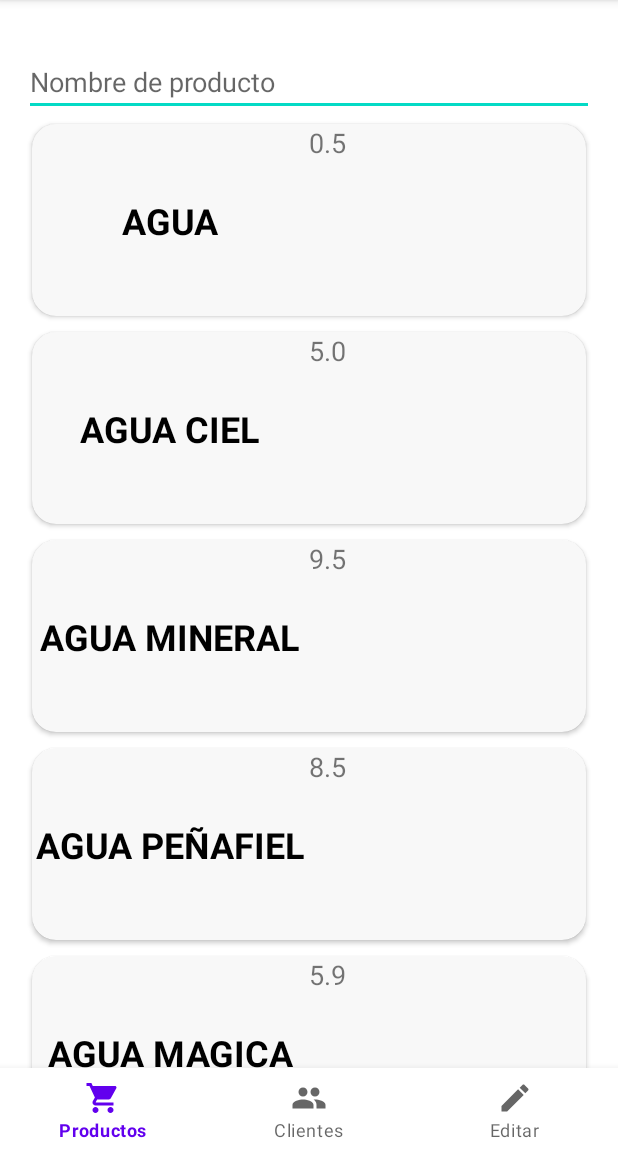
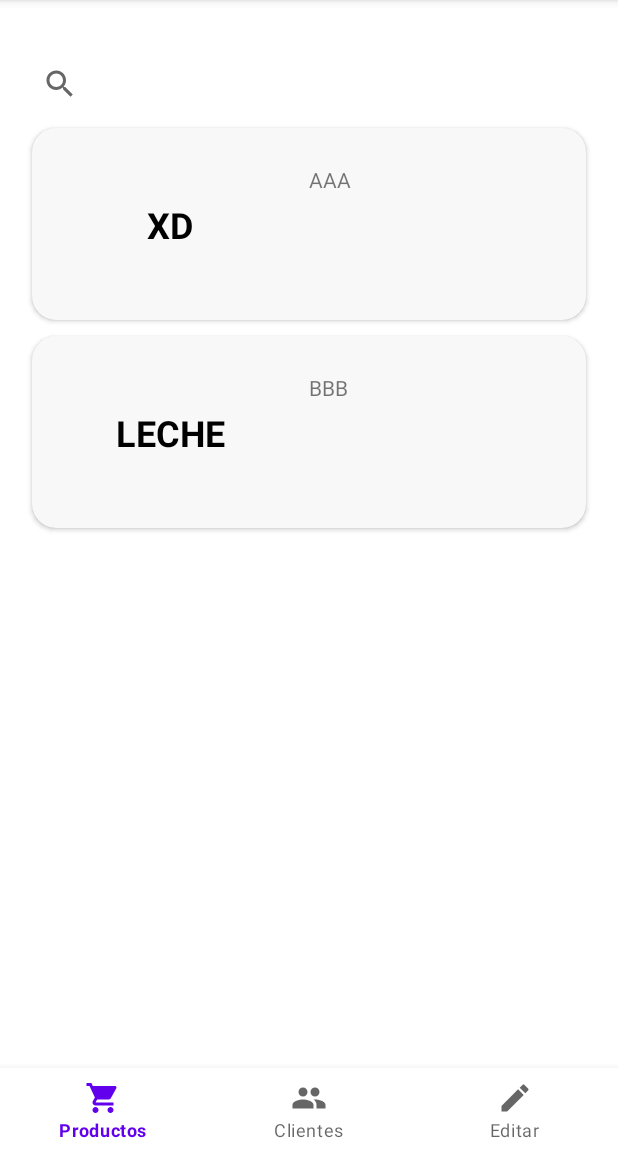
Before and after one commit to Jesus-Ivan/HomeInventory, an Android app: the screen it shows after launch (MainActivity), on a phone screen of 412 x 824 dp, the part 84-1236 px from its top. Run offline under Robolectric (Android 15) with nearby library versions, the phone set to English and light mode, and no system bars.

Commit message:
Search bar con retrofit

```diff
--- a/app/build.gradle.kts
+++ b/app/build.gradle.kts
@@ -42,7 +42,12 @@ dependencies {
     implementation(libs.material)
     implementation(libs.androidx.activity)
     implementation(libs.androidx.constraintlayout)
+    implementation ("com.squareup.retrofit2:retrofit:2.11.0")
+    implementation ("com.squareup.retrofit2:converter-gson:2.11.0")
+
     testImplementation(libs.junit)
     androidTestImplementation(libs.androidx.junit)
     androidTestImplementation(libs.androidx.espresso.core)
+    implementation(kotlin("script-runtime"))
+
 }
--- a/app/src/main/java/com/sishome/homeinventory/ProductsFragment.kt
+++ b/app/src/main/java/com/sishome/homeinventory/ProductsFragment.kt
@@ -5,11 +5,18 @@ import androidx.fragment.app.Fragment
 import android.view.LayoutInflater
 import android.view.View
 import android.view.ViewGroup
-import android.widget.EditText
+import android.widget.SearchView
+import android.widget.Toast
+import androidx.lifecycle.lifecycleScope
 import androidx.recyclerview.widget.LinearLayoutManager
 import androidx.recyclerview.widget.RecyclerView
-import com.sishome.homeinventory.products.Product
+import com.sishome.homeinventory.data.RetrofitService
+import com.sishome.homeinventory.data.RetrofitServiceFactory
+import com.sishome.homeinventory.data.model.ProductosItem
 import com.sishome.homeinventory.products.ProductsAdapter
+import kotlinx.coroutines.Dispatchers
+import kotlinx.coroutines.launch
+import kotlinx.coroutines.withContext
 
 // TODO: Rename parameter arguments, choose names that match
 // the fragment initialization parameters, e.g. ARG_ITEM_NUMBER
@@ -27,18 +34,13 @@ class ProductsFragment : Fragment() {
     private var param2: String? = null
 
     //Variables del fragment
-    private lateinit var rvProducts :RecyclerView
+    private lateinit var rvProducts: RecyclerView
     private lateinit var productsAdapter: ProductsAdapter
-    private lateinit var etInputSearch : EditText
+    private lateinit var svInputSearch: SearchView
 
     private val products = mutableListOf(
-        Product(1,"AGUA","",0f,0.5f),
-        Product(2,"AGUA CIEL","",0f,5f),
-        Product(3,"AGUA MINERAL","",0f,9.5f),
-        Product(4,"AGUA PEÑAFIEL","",0f,8.5f),
-        Product(5,"AGUA MAGICA","",0f,5.9f),
-        Product(6,"CHEETOS","",0f,25f),
-        Product(7,"SABRITAS","",0f,15f),
+        ProductosItem("A0", 0, "", "AAA", "", "", "XD"),
+        ProductosItem("A1", 1, "", "BBB", "", "", "Leche")
     )
 
     override fun onCreate(savedInstanceState: Bundle?) {
@@ -61,7 +63,34 @@ class ProductsFragment : Fragment() {
         super.onViewCreated(view, savedInstanceState)
         //Creamos los componentes
         initComponents(view);
-        initListeners()
+        initListeners(view);
+
+    }
+
+    private fun initListeners(view: View) {
+        svInputSearch.setOnQueryTextListener(object :SearchView.OnQueryTextListener{
+            override fun onQueryTextSubmit(p0: String?): Boolean {
+                val service = RetrofitServiceFactory.makeRetrofitService()
+                lifecycleScope.launch {
+                    val products_result = service.obtenerProductos(p0.toString())
+
+                    println(products_result)
+                    withContext(Dispatchers.Main) {
+                        // Actualizar la lista de usuarios
+                        products.clear()
+                        products.addAll(products_result)
+
+                        // Notificar al adaptador
+                        productsAdapter.notifyDataSetChanged()
+                    }
+                }
+                return false
+            }
+
+            override fun onQueryTextChange(p0: String?): Boolean {
+                return false
+            }
+        })
     }
 
     private fun initComponents(view: View) {
@@ -80,11 +109,28 @@ class ProductsFragment : Fragment() {
         /**
          * Campo de busqueda
          */
-        etInputSearch = view.findViewById(R.id.etInputSearch)
+        svInputSearch = view.findViewById(R.id.svInputSearch)
     }
-    private fun initListeners() {
 
+    /*
+    private fun searchUsers(input:String) {
+        val service = RetrofitServiceFactory.makeRetrofitService()
+        lifecycleScope.launch {
+            val products_result = service.obtenerProductos(input)
+
+            println(products_result)
+            withContext(Dispatchers.Main) {
+                // Actualizar la lista de usuarios
+                products.clear()
+                products.addAll(products_result)
+
+                // Notificar al adaptador
+                productsAdapter.notifyDataSetChanged()
+            }
+            //println(products)
+        }
     }
+    */
 
     companion object {
         /**
--- /dev/null
+++ b/app/src/main/java/com/sishome/homeinventory/data/model/Productos.kt
@@ -0,0 +1,3 @@
+package com.sishome.homeinventory.data.model
+
+class Productos : ArrayList<ProductosItem>()
--- /dev/null
+++ b/app/src/main/java/com/sishome/homeinventory/data/model/ProductosItem.kt
@@ -0,0 +1,11 @@
+package com.sishome.homeinventory.data.model
+
+data class ProductosItem(
+    val codigo_barra: String ="",
+    val id: Int =0,
+    val nombre2: String ="",
+    val observaciones: String ="",
+    val precio_compra: String ="",
+    val precio_venta: String ="",
+    val producto: String =""
+)
--- a/app/src/main/java/com/sishome/homeinventory/products/ProductsAdapter.kt
+++ b/app/src/main/java/com/sishome/homeinventory/products/ProductsAdapter.kt
@@ -4,8 +4,10 @@ import android.view.LayoutInflater
 import android.view.ViewGroup
 import androidx.recyclerview.widget.RecyclerView
 import com.sishome.homeinventory.R
+import com.sishome.homeinventory.data.model.Productos
+import com.sishome.homeinventory.data.model.ProductosItem
 
-class ProductsAdapter(var products:List<Product>) : RecyclerView.Adapter<ProductsViewHolder>() {
+class ProductsAdapter(var products:List<ProductosItem>) : RecyclerView.Adapter<ProductsViewHolder>() {
     override fun onCreateViewHolder(parent: ViewGroup, viewType: Int): ProductsViewHolder {
         //Creamos la vista que le vamos a pasar al viewHolder
         val view =LayoutInflater.from(parent.context).inflate(R.layout.item_product,parent,false)
--- a/app/src/main/java/com/sishome/homeinventory/products/ProductsViewHolder.kt
+++ b/app/src/main/java/com/sishome/homeinventory/products/ProductsViewHolder.kt
@@ -4,6 +4,7 @@ import android.view.View
 import android.widget.TextView
 import androidx.recyclerview.widget.RecyclerView
 import com.sishome.homeinventory.R
+import com.sishome.homeinventory.data.model.ProductosItem
 
 class ProductsViewHolder(view: View) : RecyclerView.ViewHolder(view) {
     /**
@@ -14,9 +15,9 @@ class ProductsViewHolder(view: View) : RecyclerView.ViewHolder(view) {
     private val tvObservaciones:TextView = view.findViewById(R.id.tvObservaciones)
 
     //Funcion de renderizado
-    fun render(product: Product) {
+    fun render(product: ProductosItem) {
         tvNombre.text = product.producto
-        tvPrecio.text = product.precio_venta.toString()
+        tvPrecio.text = product.precio_venta
         tvObservaciones.text = product.observaciones
     }
 }
--- /dev/null
+++ b/app/src/main/res/drawable/ic_plus.xml
@@ -0,0 +1,5 @@
+<vector xmlns:android="http://schemas.android.com/apk/res/android" android:height="24dp" android:tint="#000000" android:viewportHeight="24" android:viewportWidth="24" android:width="24dp">
+
+    <path android:fillColor="@android:color/white" android:pathData="M19,13h-6v6h-2v-6H5v-2h6V5h2v6h6v2z"/>
+
+</vector>
--- a/app/src/main/res/layout/fragment_products.xml
+++ b/app/src/main/res/layout/fragment_products.xml
@@ -10,23 +10,24 @@
         android:layout_height="match_parent"
         android:layout_marginHorizontal="16dp"
         >
-        <EditText
-            android:id="@+id/etInputSearch"
+
+        <SearchView
+            android:id="@+id/svInputSearch"
             android:layout_width="0dp"
             android:layout_height="wrap_content"
-            app:layout_constraintStart_toStartOf="parent"
-            app:layout_constraintEnd_toEndOf="parent"
-            app:layout_constraintTop_toTopOf="parent"
             android:layout_marginVertical="32dp"
             android:hint="@string/Search_bar"
-            />
+            android:singleLine="true"
+            app:layout_constraintEnd_toEndOf="parent"
+            app:layout_constraintStart_toStartOf="parent"
+            app:layout_constraintTop_toTopOf="parent" />
         <androidx.recyclerview.widget.RecyclerView
             android:id="@+id/rvProducts"
             android:layout_width="0dp"
             android:layout_height="0dp"
             app:layout_constraintStart_toStartOf="parent"
             app:layout_constraintEnd_toEndOf="parent"
-            app:layout_constraintTop_toBottomOf="@+id/etInputSearch"
+            app:layout_constraintTop_toBottomOf="@+id/svInputSearch"
             app:layout_constraintBottom_toBottomOf="parent"/>
 
     </androidx.constraintlayout.widget.ConstraintLayout>
```
Also changed, not shown: app/src/main/AndroidManifest.xml (+12 -4 lines), app/src/main/java/com/sishome/homeinventory/EditFragment.kt (+30 -5 lines), app/src/main/java/com/sishome/homeinventory/data/RetrofitService.kt (added, +39 -0 lines), app/src/main/java/com/sishome/homeinventory/edit_activities/NewProduct.kt (added, +21 -0 lines), app/src/main/res/layout/activity_new_product.xml (added, +76 -0 lines), app/src/main/res/layout/fragment_edit.xml (+33 -6 lines), app/src/main/res/values/strings.xml (+10 -0 lines).
